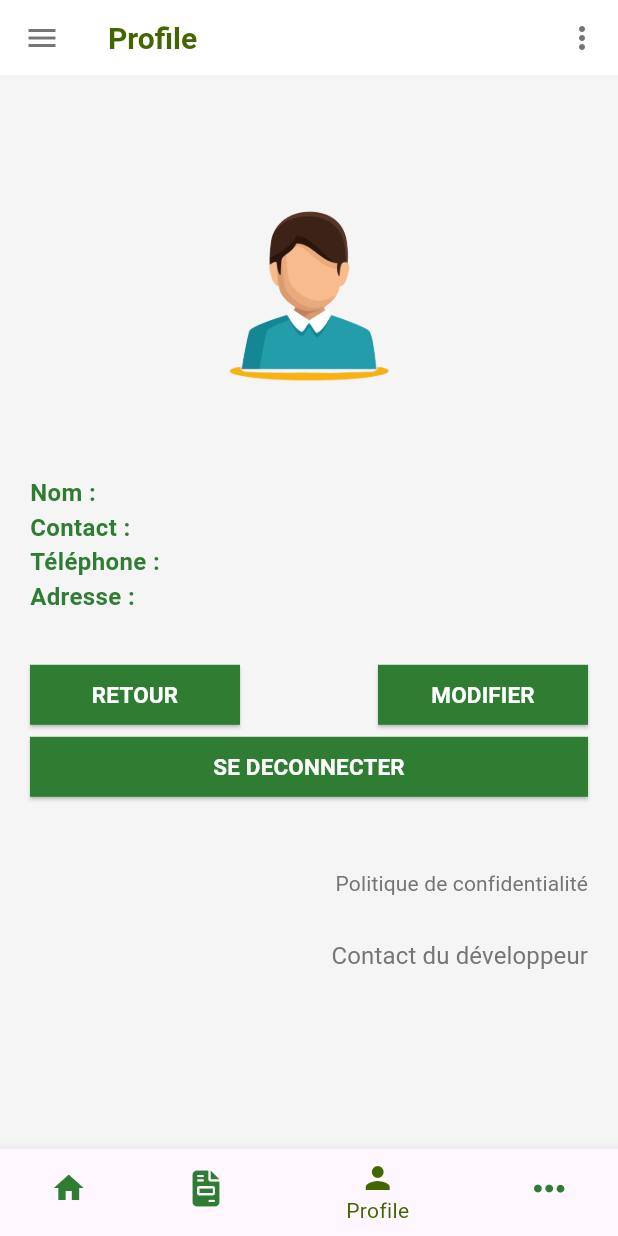
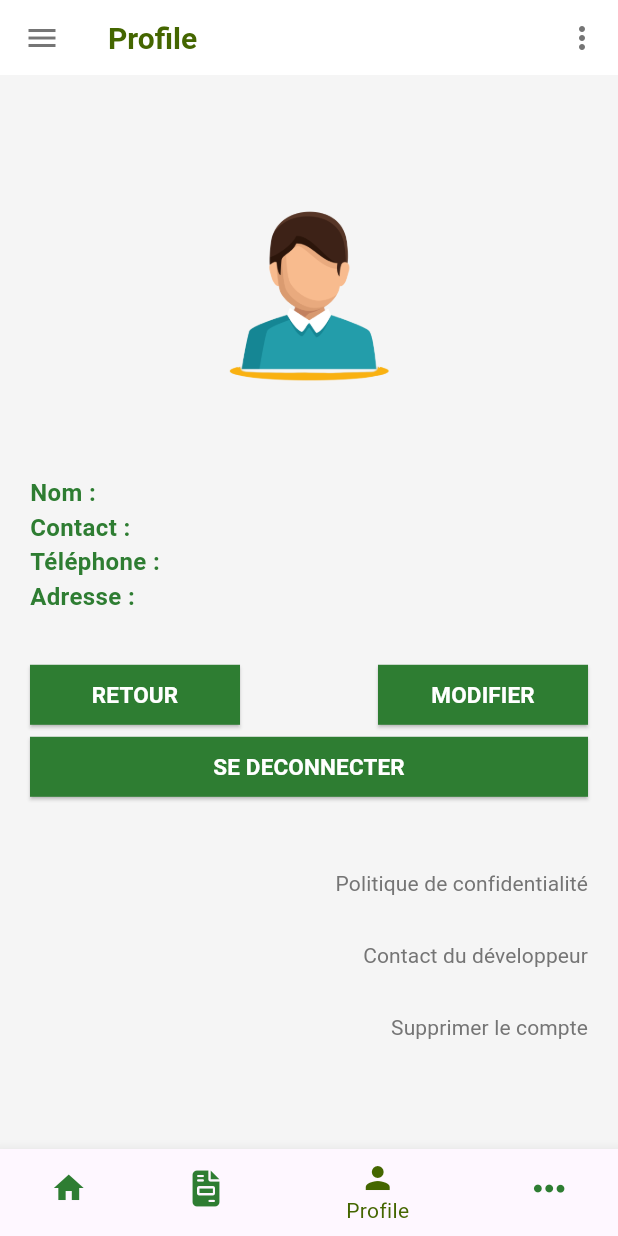
Before and after one commit to nicodemeMLG/vp_chretien, a Flutter app: the HomePage screen opened directly, swiped to page 3, on a phone screen of 412 x 824 dp. Run offline on Flutter 3.47's test engine with Material 3 defaults, Android fonts, the phone set to English and light mode, and no system bars; our stand-ins replace carousel_slider, firebase_auth, firebase_core, firebase_database, fluttertoast, font_awesome_flutter; accounts and stored records are empty.

Commit message:
18-12-2023 1

```diff
--- a/lib/pages/page_compte/connexion.dart
+++ b/lib/pages/page_compte/connexion.dart
@@ -73,10 +73,7 @@ class _ConnexionState extends State<Connexion> {
                                 borderRadius: BorderRadius.all(Radius.circular(15.0)),
                                 borderSide: BorderSide(color: Colors.blue,width: 2.0)
                             ),
-                            // errorBorder: const OutlineInputBorder(
-                            //     borderRadius: BorderRadius.all(Radius.circular(15.0)),
-                            //     borderSide: BorderSide(color: Colors.red,width: 2.0)
-                            // ),
+
                           ),
                           validator: (valeur){
                             if(valeur!.isEmpty){
--- a/lib/pages/profile_page.dart
+++ b/lib/pages/profile_page.dart
@@ -139,6 +139,7 @@ class _ProfilePageState extends State<ProfilePage> {
                 ),
               ),
 
+
               const SizedBox(height: 30.0,),
 
               SizedBox(
@@ -168,7 +169,7 @@ class _ProfilePageState extends State<ProfilePage> {
 
                     TextButton(
                       onPressed: () {
-                        Fluttertoast.showToast(msg: "Contact : +2266624512");
+                        Fluttertoast.showToast(msg: "Contact : +226 64-83-86-76");
                       },
                       style: TextButton.styleFrom(
                         padding: EdgeInsets.zero,
@@ -178,12 +179,29 @@ class _ProfilePageState extends State<ProfilePage> {
                         "Contact du développeur" ,
                         style: TextStyle(
                           color: Colors.grey[600],
-                          fontSize: isNotSmallScreen?16.0:11.0,
+                          fontSize: isNotSmallScreen?14.0:11.0,
                           fontWeight: FontWeight.w400,
                         ),
                       ),
                     ),
 
+                    TextButton(
+                      onPressed: (){
+                        AuthService().deleteUser();
+                        Navigator.of(context).pushReplacement(MaterialPageRoute(builder: (context)=>const Connexion(actif: false,)));
+                      },
+                      style: TextButton.styleFrom(
+                        padding: EdgeInsets.zero,
+                      ),
+                      child: Text(
+                        "Supprimer le compte",
+                        style: TextStyle(
+                          color: Colors.grey[600],
+                          fontSize: isNotSmallScreen?14.0:11.0,
+                          fontWeight: FontWeight.w400,
+                        ),
+                      ),
+                    ),
                   ],
                 ),
               ),
```
Also changed, not shown: lib/services/auth_service.dart (+12 -0 lines).
